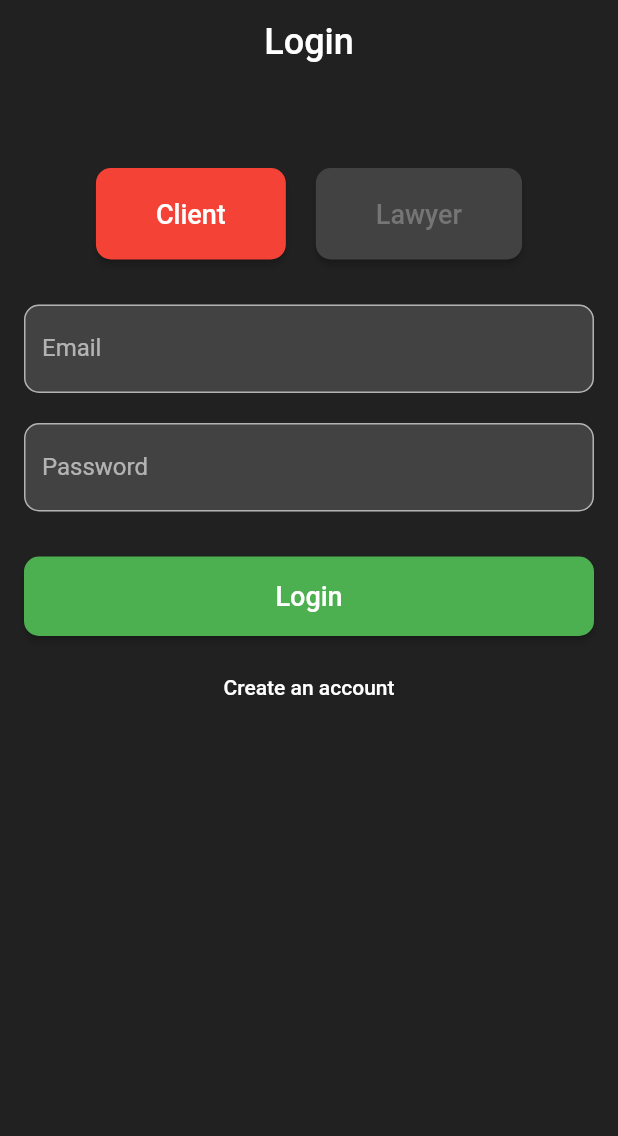
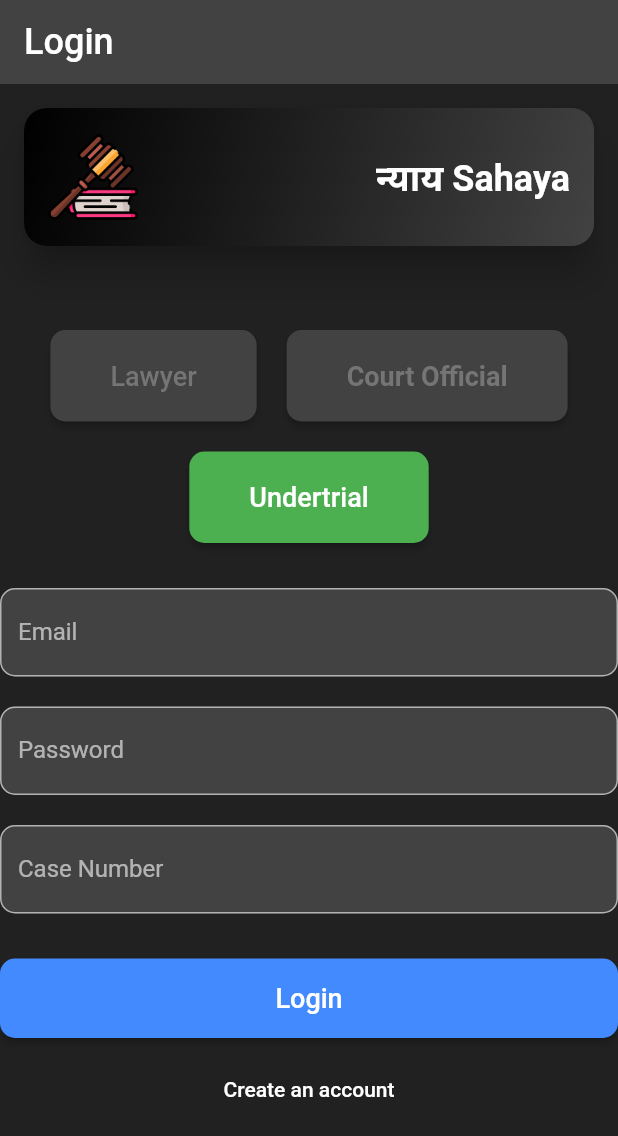
Before and after one commit to drowsy-coder/Nyaya-Sahaya, a Flutter app: the LoginPage widget shown alone on an empty page, opened directly, on a phone screen of 412 x 824 dp. Shown: the top 1136 px of the screen. Run offline on Flutter 3.47's test engine with Material 2 defaults, Android fonts, the phone set to English and light mode, and no system bars; our stand-ins replace bubble, cloud_firestore, file_picker, firebase_auth, firebase_core, google_maps_flutter and 5 more; missing offline and left inert: dialogflow_flutter, flutter_pdfview, read_pdf_text; accounts and stored records are empty; network calls fail; project files that could hold a hidden picture were left out.

Commit message:
login page 3 part

```diff
--- a/lib/models/user_role.dart
+++ b/lib/models/user_role.dart
@@ -1,6 +1,6 @@
 enum UserRole {
   lawyer,
-  client,
+  client, courtOfficial,
 }
 
 String userRoleToString(UserRole role) {
--- a/lib/screens/login/login_page.dart
+++ b/lib/screens/login/login_page.dart
@@ -1,12 +1,11 @@
-// ignore_for_file: use_build_context_synchronously, library_private_types_in_public_api
-
 import 'package:flutter/material.dart';
 import 'package:firebase_auth/firebase_auth.dart';
 import 'package:cloud_firestore/cloud_firestore.dart';
-import 'package:law/screens/stakeholders/client/client_screen.dart';
-import 'package:law/screens/stakeholders/lawyer/lawyer_screen.dart';
 import 'package:shared_preferences/shared_preferences.dart';
 import '../../models/user_role.dart';
+import '../stakeholders/client/client_screen.dart';
+import '../stakeholders/court/court_screen.dart';
+import '../stakeholders/lawyer/lawyer_screen.dart';
 import 'login_ui.dart';
 
 class LoginPage extends StatefulWidget {
@@ -68,6 +67,13 @@ class _LoginPageState extends State<LoginPage> {
               builder: (context) => const LawyerScreen(),
             ),
           );
+        } else if (_userRole == UserRole.courtOfficial) {
+          Navigator.pushReplacement(
+            context,
+            MaterialPageRoute(
+              builder: (context) => const CourtScreen(),
+            ),
+          );
         }
       }
     }
@@ -78,8 +84,7 @@ class _LoginPageState extends State<LoginPage> {
     _prefs.setString('email', email);
     _prefs.setString('identifier', identifier);
     _prefs.setString('userRole', userRoleToString(_userRole));
-    _prefs.setBool('isLoggedIn',
-        true); // Set login state for both new and existing accounts
+    _prefs.setBool('isLoggedIn', true);
   }
 
   Future<void> _signInWithEmail(
@@ -107,12 +112,10 @@ class _LoginPageState extends State<LoginPage> {
         if (userRole == _userRole) {
           if (_userRole == UserRole.client) {
             _saveUserDataToPrefs(uid, email, identifier);
-            // await _storeUserData(uid, email, identifier);
             _prefs.setBool('isLoggedIn', true);
             Navigator.pushReplacement(context,
                 MaterialPageRoute(builder: (context) => const ClientScreen()));
-          }
-          if (_userRole == UserRole.lawyer) {
+          } else if (_userRole == UserRole.lawyer) {
             final String storedIdentifier = userData['identifier'];
             if (storedIdentifier == identifier) {
               _saveUserDataToPrefs(uid, email, identifier);
@@ -122,6 +125,11 @@ class _LoginPageState extends State<LoginPage> {
                   MaterialPageRoute(
                       builder: (context) => const LawyerScreen()));
             }
+          } else if (_userRole == UserRole.courtOfficial) {
+            _saveUserDataToPrefs(uid, email, identifier);
+            _prefs.setBool('isLoggedIn', true);
+            Navigator.pushReplacement(context,
+                MaterialPageRoute(builder: (context) => const CourtScreen()));
           }
 
           setState(() {
@@ -165,8 +173,10 @@ class _LoginPageState extends State<LoginPage> {
       } else if (_userRole == UserRole.lawyer) {
         Navigator.pushReplacement(context,
             MaterialPageRoute(builder: (context) => const LawyerScreen()));
+      } else if (_userRole == UserRole.courtOfficial) {
+        Navigator.pushReplacement(context,
+            MaterialPageRoute(builder: (context) => const CourtScreen()));
       }
-      // ignore: unused_catch_clause
     } on FirebaseAuthException catch (e) {
       setState(() {
         _isLoading = false;
@@ -186,6 +196,14 @@ class _LoginPageState extends State<LoginPage> {
     if (_userRole == UserRole.lawyer) {
       userData['identifier'] = identifier;
       userData['barNumber'] = identifier;
+    }
+    if (_userRole == UserRole.client) {
+      userData['identifier'] = identifier;
+      userData['caseNumber'] = identifier;
+    }
+    if (_userRole == UserRole.courtOfficial) {
+      userData['identifier'] = identifier;
+      userData['courtNumber'] = identifier;
     }
 
     await _firestore.collection('users').doc(uid).set(userData);
@@ -223,6 +241,8 @@ class _LoginPageState extends State<LoginPage> {
         _toggleFormMode();
       },
       isLoading: _isLoading,
+      caseNumberController: TextEditingController(),
+      courtIdController: TextEditingController(),
     );
   }
 
--- a/lib/screens/login/login_ui.dart
+++ b/lib/screens/login/login_ui.dart
@@ -7,30 +7,34 @@ class LoginUI extends StatelessWidget {
   final TextEditingController emailController;
   final TextEditingController passwordController;
   final TextEditingController identifierController;
+  final TextEditingController caseNumberController;
+  final TextEditingController courtIdController;
   final Function(UserRole?) onUserRoleChanged;
   final Function() onFormSubmitted;
   final Function() onToggleFormMode;
   final bool isLoading;
 
   const LoginUI({
-    super.key,
+    Key? key,
     required this.isLoginForm,
     required this.userRole,
     required this.emailController,
     required this.passwordController,
     required this.identifierController,
+    required this.caseNumberController,
+    required this.courtIdController,
     required this.onUserRoleChanged,
     required this.onFormSubmitted,
     required this.onToggleFormMode,
     required this.isLoading,
-  });
+  }) : super(key: key);
 
   @override
   Widget build(BuildContext context) {
     return Scaffold(
       backgroundColor: Colors.grey[900],
       appBar: AppBar(
-        backgroundColor: Colors.transparent,
+        backgroundColor: Colors.grey[800],
         elevation: 0,
         title: Text(
           isLoginForm ? 'Login' : 'Create Account',
@@ -39,22 +43,114 @@ class LoginUI extends StatelessWidget {
             fontSize: 24,
           ),
         ),
-        centerTitle: true,
       ),
       body: SingleChildScrollView(
-        padding: const EdgeInsets.all(16.0),
         child: Column(
           crossAxisAlignment: CrossAxisAlignment.stretch,
           children: <Widget>[
+            Container(
+              padding: const EdgeInsets.all(16.0),
+              child: Material(
+                elevation: 10, // Adjust the elevation for depth
+                borderRadius: BorderRadius.circular(15), // Add rounded corners
+                child: ClipRRect(
+                  borderRadius:
+                      BorderRadius.circular(15), // Add rounded corners
+                  child: Container(
+                    decoration: BoxDecoration(
+                      gradient: LinearGradient(
+                        colors: [
+                          Colors.black,
+                          Colors.grey[800]!,
+                        ], // Add gradient colors
+                        begin: Alignment.topLeft,
+                        end: Alignment.bottomRight,
+                      ),
+                    ),
+                    padding: const EdgeInsets.all(16.0),
+                    child: Row(
+                      mainAxisAlignment: MainAxisAlignment.spaceBetween,
+                      children: [
+                        Image.asset(
+                          'assets/images/law.png',
+                          width: 60,
+                          height: 60,
+                        ),
+                        const Text(
+                          'न्याय Sahaya',
+                          style: TextStyle(
+                            fontSize: 24,
+                            fontWeight: FontWeight.bold,
+                            color: Colors.white,
+                          ),
+                        ),
+                      ],
+                    ),
+                  ),
+                ),
+              ),
+            ),
             const SizedBox(height: 40),
-            Row(
-              mainAxisAlignment: MainAxisAlignment.center,
+            Column(
               children: [
+                Row(
+                  mainAxisAlignment: MainAxisAlignment.center,
+                  children: [
+                    ElevatedButton(
+                      onPressed: () => onUserRoleChanged(UserRole.lawyer),
+                      style: ElevatedButton.styleFrom(
+                        primary: userRole == UserRole.lawyer
+                            ? Colors.orange
+                            : Colors.grey[800],
+                        padding: const EdgeInsets.symmetric(
+                            horizontal: 40, vertical: 20),
+                        shape: RoundedRectangleBorder(
+                          borderRadius: BorderRadius.circular(10),
+                        ),
+                      ),
+                      child: Text(
+                        'Lawyer',
+                        style: TextStyle(
+                          fontSize: 18,
+                          color: userRole == UserRole.lawyer
+                              ? Colors.white
+                              : Colors.grey[600],
+                        ),
+                      ),
+                    ),
+                    const SizedBox(width: 20),
+                    ElevatedButton(
+                      onPressed: () =>
+                          onUserRoleChanged(UserRole.courtOfficial),
+                      style: ElevatedButton.styleFrom(
+                        primary: userRole == UserRole.courtOfficial
+                            ? Colors.white
+                            : Colors.grey[800],
+                        padding: const EdgeInsets.symmetric(
+                            horizontal: 40, vertical: 20),
+                        shape: RoundedRectangleBorder(
+                          borderRadius: BorderRadius.circular(10),
+                        ),
+                      ),
+                      child: Text(
+                        'Court Official',
+                        style: TextStyle(
+                          fontSize: 18,
+                          fontWeight: FontWeight.w600,
+                          color: userRole == UserRole.courtOfficial
+                              ? Colors.blueAccent
+                              : Colors.grey[600],
+                        ),
+                      ),
+                    ),
+                  ],
+                ),
+                const SizedBox(height: 20),
                 ElevatedButton(
                   onPressed: () => onUserRoleChanged(UserRole.client),
                   style: ElevatedButton.styleFrom(
-                    backgroundColor: userRole == UserRole.client
-                        ? Colors.red
+                    primary: userRole == UserRole.client
+                        ? Colors.green
                         : Colors.grey[800],
                     padding: const EdgeInsets.symmetric(
                         horizontal: 40, vertical: 20),
@@ -63,33 +159,10 @@ class LoginUI extends StatelessWidget {
                     ),
                   ),
                   child: Text(
-                    'Client',
+                    'Undertrial',
                     style: TextStyle(
                       fontSize: 18,
                       color: userRole == UserRole.client
-                          ? Colors.white
-                          : Colors.grey[600],
-                    ),
-                  ),
-                ),
-                const SizedBox(width: 20),
-                ElevatedButton(
-                  onPressed: () => onUserRoleChanged(UserRole.lawyer),
-                  style: ElevatedButton.styleFrom(
-                    backgroundColor: userRole == UserRole.lawyer
-                        ? Colors.red
-                        : Colors.grey[800],
-                    padding: const EdgeInsets.symmetric(
-                        horizontal: 40, vertical: 20),
-                    shape: RoundedRectangleBorder(
-                      borderRadius: BorderRadius.circular(10),
-                    ),
-                  ),
-                  child: Text(
-                    'Lawyer',
-                    style: TextStyle(
-                      fontSize: 18,
-                      color: userRole == UserRole.lawyer
                           ? Colors.white
                           : Colors.grey[600],
                     ),
@@ -105,11 +178,17 @@ class LoginUI extends StatelessWidget {
             if (userRole == UserRole.lawyer) const SizedBox(height: 20),
             if (userRole == UserRole.lawyer)
               _buildTextFormField(identifierController, 'Bar Number'),
+            if (userRole == UserRole.client) const SizedBox(height: 20),
+            if (userRole == UserRole.client)
+              _buildTextFormField(identifierController, 'Case Number'),
+            if (userRole == UserRole.courtOfficial) const SizedBox(height: 20),
+            if (userRole == UserRole.courtOfficial)
+              _buildTextFormField(identifierController, 'Court ID Number'),
             const SizedBox(height: 30),
             ElevatedButton(
               onPressed: onFormSubmitted,
               style: ElevatedButton.styleFrom(
-                backgroundColor: Colors.green,
+                backgroundColor: Colors.blueAccent,
                 padding: const EdgeInsets.all(16),
                 shape: RoundedRectangleBorder(
                   borderRadius: BorderRadius.circular(10),
```
Also changed, not shown: lib/screens/stakeholders/court/court_screen.dart (added, +76 -0 lines).
